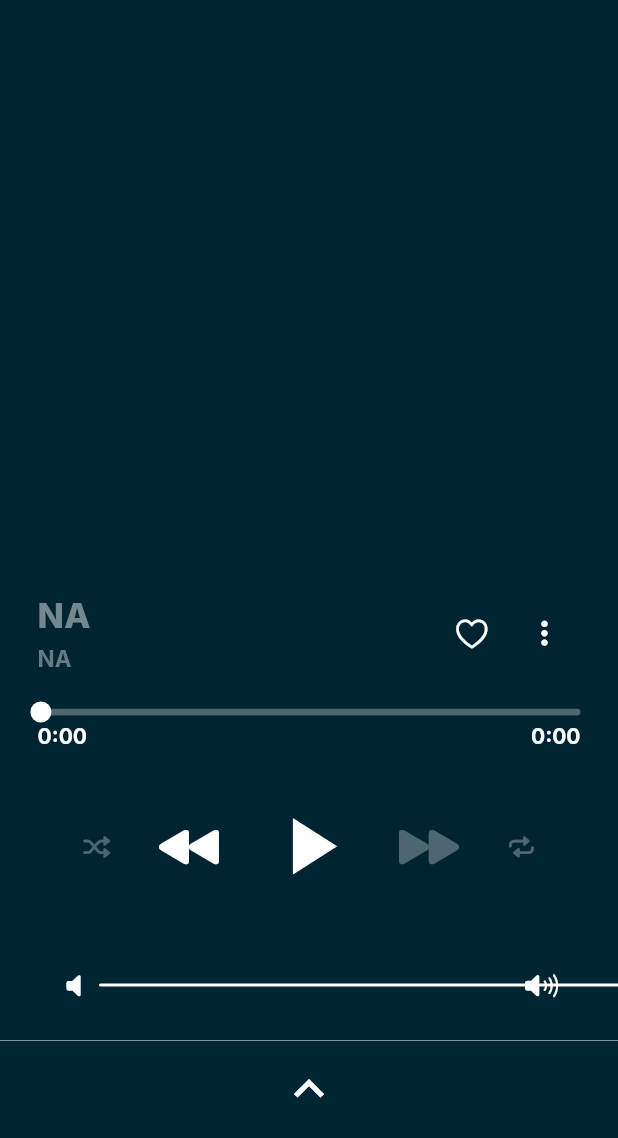
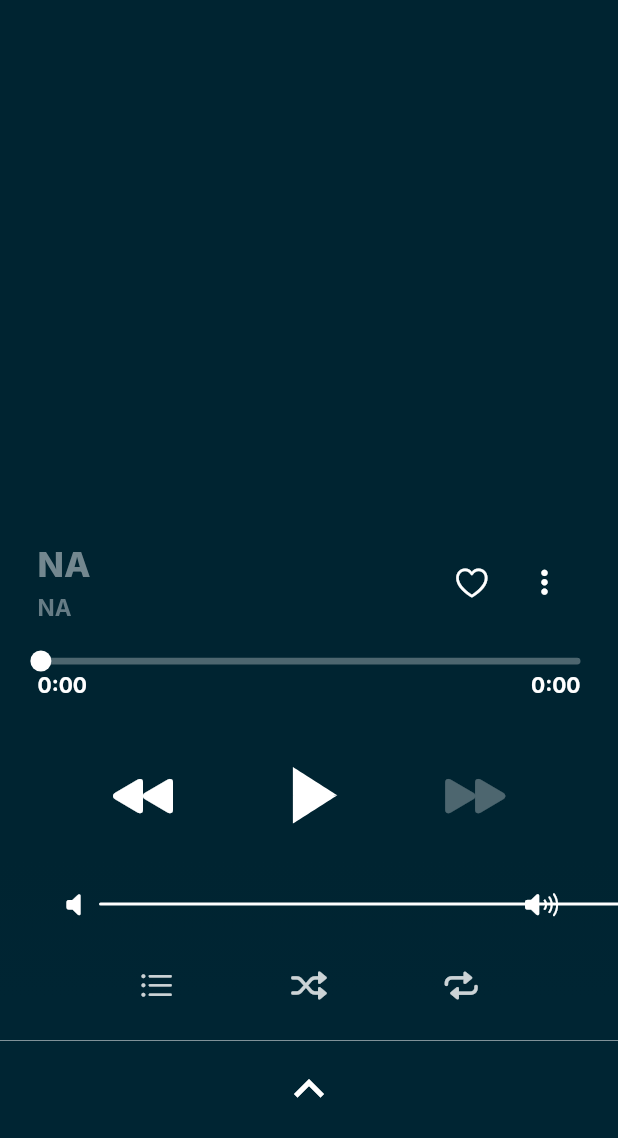
Before and after one commit to Envoy-Z-Studio/Harmony-Music, a Flutter app: the Player screen opened directly, on a phone screen of 412 x 824 dp, the part 98-1236 px from its top. Run offline on Flutter 3.47's test engine with Material 3 defaults, Android fonts, the phone set to English and light mode, and no system bars; drawn by our look-alikes of audio_video_progress_bar; our stand-ins replace app_links, audio_service, buttons_tabbar, cached_network_image, dio, file_picker and 13 more; missing offline and left inert: audiotags, flutter_lyric, jni, just_audio_media_kit, media_kit, sidebar_with_animation and 6 more; accounts and stored records are empty; network calls fail.

Commit message:
Update player_control.dart

```diff
--- a/lib/Screens/Player/Components/player_control.dart
+++ b/lib/Screens/Player/Components/player_control.dart
@@ -10,11 +10,12 @@ import 'package:harmonymusic/Screens/Player/player_controller.dart';
 import 'package:harmonymusic/CustomWidgets/Common/songinfo_bottom_sheet.dart';
 
 class PlayerControlWidget extends StatelessWidget {
-  const PlayerControlWidget({super.key});
+  const PlayerControlWidget({Key? key});
 
   @override
   Widget build(BuildContext context) {
     final PlayerController playerController = Get.find<PlayerController>();
+
     return Column(
       crossAxisAlignment: CrossAxisAlignment.center,
       mainAxisAlignment: MainAxisAlignment.center,
@@ -56,9 +57,7 @@ class PlayerControlWidget extends StatelessWidget {
                           style: Theme.of(context).textTheme.labelMedium!,
                         ),
                       ),
-                      const SizedBox(
-                        height: 5,
-                      ),
+                      const SizedBox(height: 5),
                       Marquee(
                         delay: const Duration(milliseconds: 300),
                         duration: const Duration(seconds: 10),
@@ -143,17 +142,6 @@ class PlayerControlWidget extends StatelessWidget {
           children: [
             CupertinoButton(
               padding: EdgeInsets.zero,
-              onPressed: playerController.toggleShuffleMode,
-              child: Obx(() => Icon(
-                    CupertinoIcons.shuffle,
-                    size: 18,
-                    color: playerController.isShuffleModeEnabled.value
-                        ? Colors.white
-                        : Colors.white.withOpacity(0.3),
-                  )),
-            ),
-            CupertinoButton(
-              padding: EdgeInsets.zero,
               onPressed: playerController.prev,
               child: const Icon(
                 CupertinoIcons.backward_fill,
@@ -161,9 +149,7 @@ class PlayerControlWidget extends StatelessWidget {
                 size: 40,
               ),
             ),
-            const AnimatedPlayButton(
-              iconSize: 65,
-            ),
+            const AnimatedPlayButton(iconSize: 65),
             CupertinoButton(
               padding: EdgeInsets.zero,
               onPressed: playerController.next,
@@ -181,20 +167,9 @@ class PlayerControlWidget extends StatelessWidget {
                 );
               }),
             ),
-            CupertinoButton(
-              padding: EdgeInsets.zero,
-              onPressed: playerController.toggleLoopMode,
-              child: Obx(() => Icon(
-                    CupertinoIcons.repeat,
-                    size: 18,
-                    color: playerController.isLoopModeEnabled.value
-                        ? Colors.white
-                        : Colors.white.withOpacity(0.3),
-                  )),
-            ),
           ],
         ),
-        const SizedBox(height: 30),
+        const SizedBox(height: 10),
         Padding(
           padding: const EdgeInsets.symmetric(horizontal: 15.0),
           child: Row(
@@ -221,6 +196,43 @@ class PlayerControlWidget extends StatelessWidget {
             ],
           ),
         ),
+        const SizedBox(height: 10),
+        Row(
+          mainAxisAlignment: MainAxisAlignment.spaceEvenly,
+          children: [
+            CupertinoButton(
+              padding: EdgeInsets.zero,
+              onPressed: () => playerController.queuePanelController.open(),
+              child: Icon(
+                CupertinoIcons.list_bullet,
+                color: Colors.white.withOpacity(0.8),
+                size: 24,
+              ),
+            ),
+            CupertinoButton(
+              padding: EdgeInsets.zero,
+              onPressed: playerController.toggleShuffleMode,
+              child: Obx(() => Icon(
+                    CupertinoIcons.shuffle,
+                    color: playerController.isShuffleModeEnabled.value
+                        ? Colors.white
+                        : Colors.white.withOpacity(0.8),
+                    size: 24,
+                  )),
+            ),
+            CupertinoButton(
+              padding: EdgeInsets.zero,
+              onPressed: playerController.toggleLoopMode,
+              child: Obx(() => Icon(
+                    CupertinoIcons.repeat,
+                    color: playerController.isLoopModeEnabled.value
+                        ? Colors.white
+                        : Colors.white.withOpacity(0.8),
+                    size: 24,
+                  )),
+            ),
+          ],
+        ),
       ],
     );
   }
```
